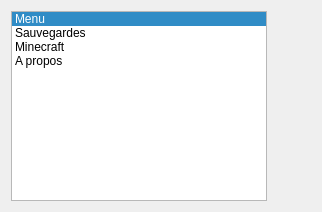
Qt form mainwindow.ui (valentinos/ModMine) before a commit.
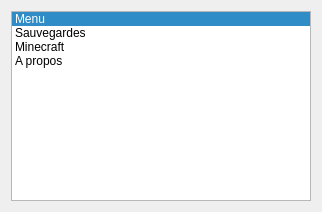
The same form after that commit.

```diff
--- a/mainwindow.ui
+++ b/mainwindow.ui
@@ -49,22 +49,6 @@
        </item>
       </widget>
      </item>
-     <item>
-      <spacer name="horizontalSpacer">
-       <property name="orientation">
-        <enum>Qt::Horizontal</enum>
-       </property>
-       <property name="sizeType">
-        <enum>QSizePolicy::Expanding</enum>
-       </property>
-       <property name="sizeHint" stdset="0">
-        <size>
-         <width>40</width>
-         <height>20</height>
-        </size>
-       </property>
-      </spacer>
-     </item>
     </layout>
    </item>
   </layout>
```
